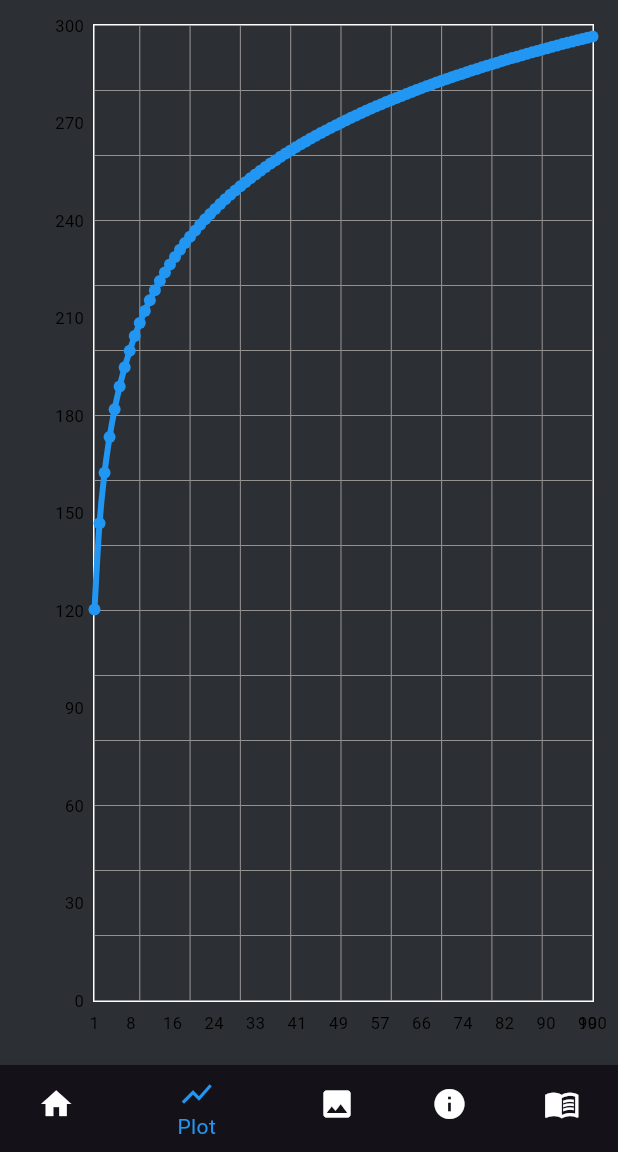
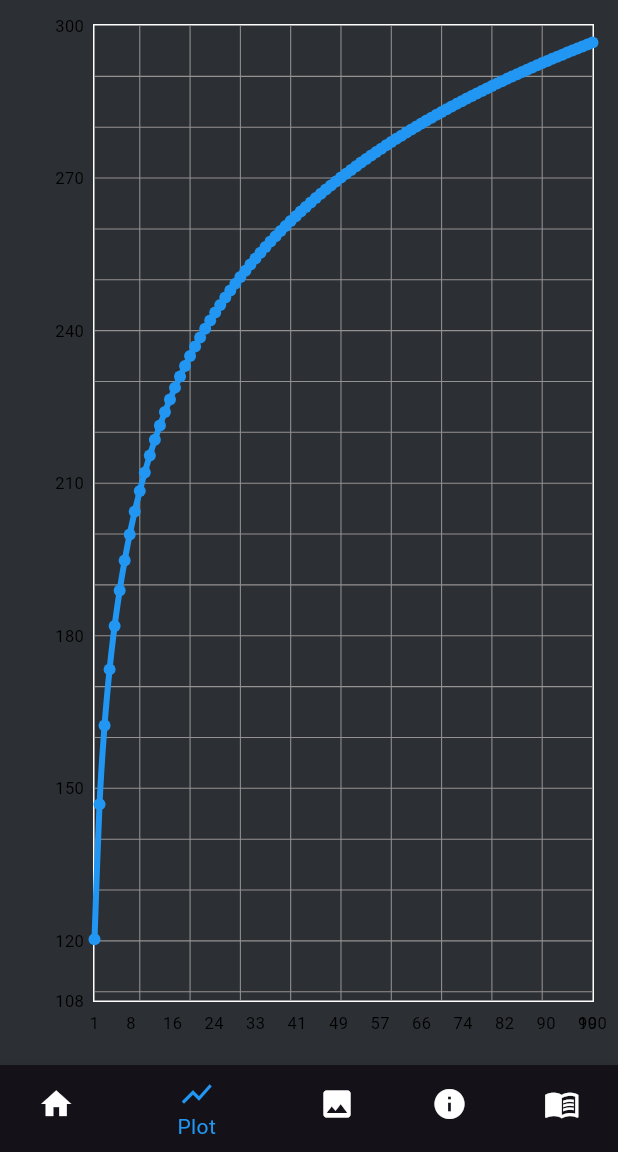
Before and after one commit to eatagapl/vscodeTest3-1, a Flutter app: the screen it shows after launch, item 2 of the bottom bar chosen, on a phone screen of 412 x 824 dp, the part 84-1236 px from its top. Run offline on Flutter 3.47's test engine with Material 3 defaults, Android fonts, the light colour scheme and no system bars; drawn by our look-alikes of fl_chart; missing offline and left inert: dart:ffi, syncfusion_flutter_pdfviewer.

Commit message:
plot update

```diff
--- a/test_20250222/lib/plotScene.dart
+++ b/test_20250222/lib/plotScene.dart
@@ -37,10 +37,8 @@ class PlotScene extends StatelessWidget {
       double y = DiamMM; // Replace with your calculation for y
 
       double laserInt = x / fiberSquared;
-      //print('Laser Intensity at $x mW: $laserInt');
       double penetration = -log(proteinThreshold / laserInt) / scattCoef;
       y = penetration;
-
 
       return FlSpot(x.toDouble(), y);
     });
@@ -49,6 +47,9 @@ class PlotScene extends StatelessWidget {
     double maxY = spots.map((spot) => spot.y).reduce(max);
     // Round maxY to the nearest integer that allows for 10 even increments
     maxY = (maxY / 10).ceil() * 10;
+
+    // Set minY to 90% of the first y-value
+    double minY = spots.isNotEmpty ? spots.first.y * 0.9 : 0;
 
     bool isDarkMode = Theme.of(context).brightness == Brightness.dark;
 
@@ -160,7 +161,7 @@ class PlotScene extends StatelessWidget {
                 // },
                 handleBuiltInTouches: true, // Enable built-in touch handling
               ),
-              minY: 0,
+              minY: minY,
               maxY: maxY, // Adjust the y-axis range to be slightly above the highest y-value
             ),
           ),
```
